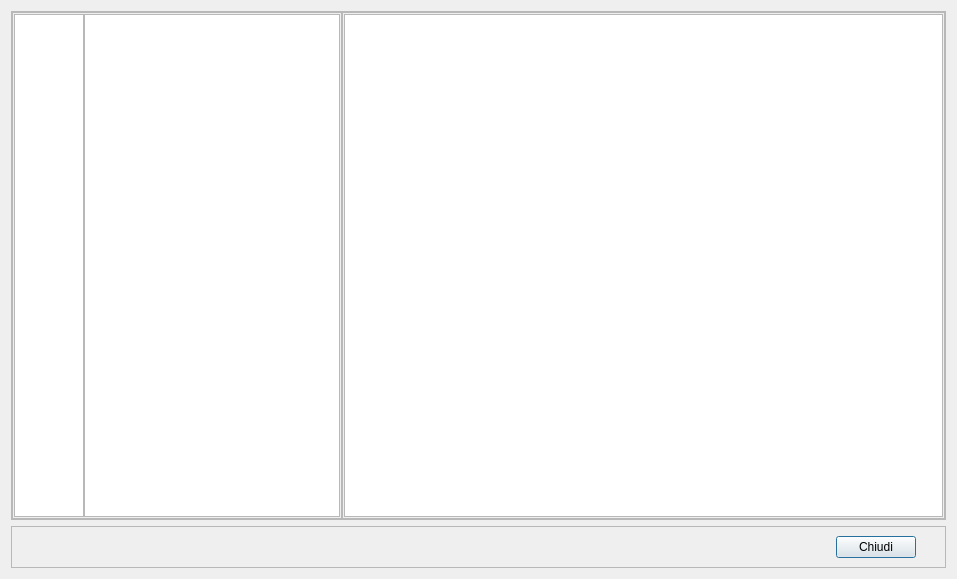
The window that browsercopertine.ui (simon-r/LeScienze500) describes before a commit, drawn with Qt 5.
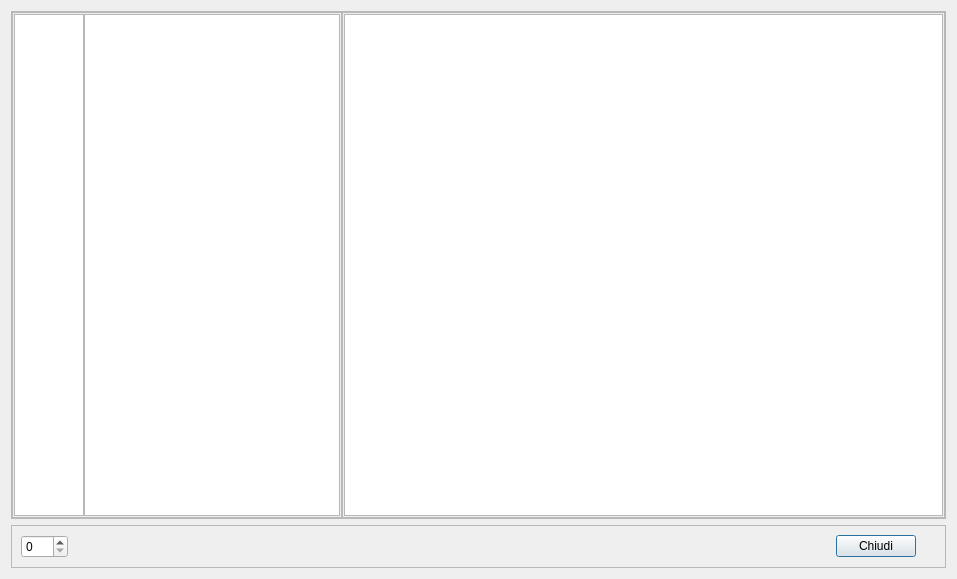
The same window after the commit. Icons and pictures are not drawn.

```diff
--- a/browsercopertine.ui
+++ b/browsercopertine.ui
@@ -126,14 +126,14 @@
       <enum>QFrame::Raised</enum>
      </property>
      <layout class="QGridLayout" name="gridLayout_2">
-      <item row="1" column="1">
+      <item row="1" column="2">
        <widget class="QPushButton" name="Close">
         <property name="text">
          <string>Chiudi</string>
         </property>
        </widget>
       </item>
-      <item row="1" column="0">
+      <item row="1" column="1">
        <spacer name="horizontalSpacer">
         <property name="orientation">
          <enum>Qt::Horizontal</enum>
@@ -146,7 +146,7 @@
         </property>
        </spacer>
       </item>
-      <item row="1" column="2">
+      <item row="1" column="3">
        <spacer name="horizontalSpacer_3">
         <property name="orientation">
          <enum>Qt::Horizontal</enum>
@@ -162,6 +162,16 @@
         </property>
        </spacer>
       </item>
+      <item row="1" column="0">
+       <widget class="QSpinBox" name="SelezioneNumero">
+        <property name="maximum">
+         <number>500</number>
+        </property>
+        <property name="value">
+         <number>0</number>
+        </property>
+       </widget>
+      </item>
      </layout>
     </widget>
    </item>
```
Left out of the diff: 6 changed lines with no effect on the pictures.
